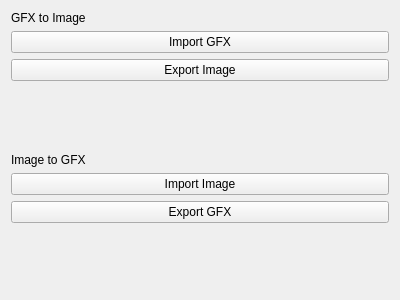
Old version of the form RetroEDv2/tools/gfxtool.ui in the repository RSDKModding/RetroED.
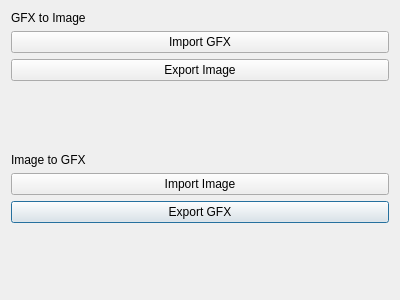
New version of the form.

```diff
--- a/RetroEDv2/tools/gfxtool.ui
+++ b/RetroEDv2/tools/gfxtool.ui
@@ -1,7 +1,7 @@
 <?xml version="1.0" encoding="UTF-8"?>
 <ui version="4.0">
  <class>GFXTool</class>
- <widget class="QWidget" name="GFXTool">
+ <widget class="QDialog" name="GFXTool">
   <property name="geometry">
    <rect>
     <x>0</x>
```
Left out of the diff: 2 changed lines with no effect on the pictures.
